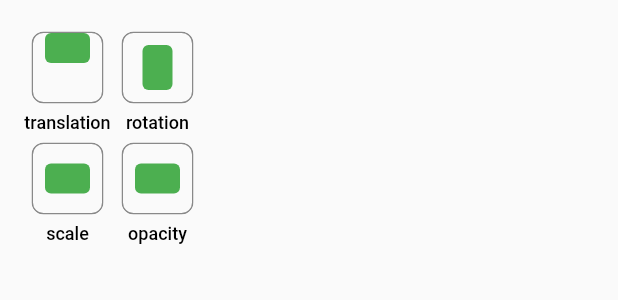
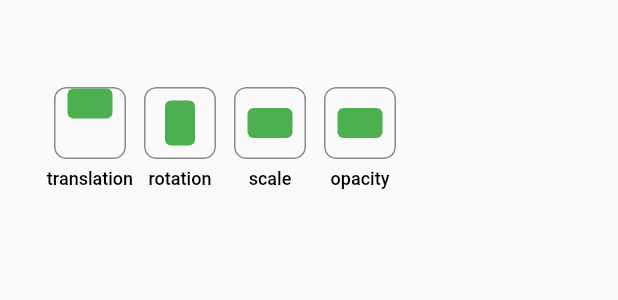
Before and after one commit to gspencergoog/curve_explorer, a Flutter app: the AnimationExamples widget shown alone on an empty page, opened directly with empty values, on a phone screen of 412 x 824 dp. Shown: the top 300 px of the screen. Run offline on Flutter 3.47's test engine with Material 2 defaults, Android fonts, the phone set to English and light mode, and no system bars; statements that could not run were skipped.

```diff
--- a/lib/animation_examples.dart
+++ b/lib/animation_examples.dart
@@ -143,35 +143,22 @@ class AnimationExamples extends StatelessWidget {
   Widget build(BuildContext context) {
     return AnimatedBuilder(
       animation: animation,
-      builder: (BuildContext context, Widget child) => child,
-      child: Container(
-        constraints: new BoxConstraints.tight(const Size(150.0, 178.0)),
+      builder: (BuildContext context, Widget child) {
+        return Container(
+          constraints: new BoxConstraints.tight(const Size(300.0, 178.0)),
           alignment: Alignment.center,
-        child: Column(
+          child: Row(
             mainAxisAlignment: MainAxisAlignment.center,
-          crossAxisAlignment: CrossAxisAlignment.center,
-          children: <Widget>[
-            Row(
-              mainAxisAlignment: MainAxisAlignment.center,
-              mainAxisSize: MainAxisSize.min,
             crossAxisAlignment: CrossAxisAlignment.center,
             children: <Widget>[
               new TranslateSampleTile(animation: animation, name: 'translation'),
               new RotateSampleTile(animation: animation, name: 'rotation'),
-              ],
-            ),
-            Row(
-              mainAxisAlignment: MainAxisAlignment.center,
-              mainAxisSize: MainAxisSize.min,
-              crossAxisAlignment: CrossAxisAlignment.center,
-              children: <Widget>[
               new ScaleSampleTile(animation: animation, name: 'scale'),
               new OpacitySampleTile(animation: animation, name: 'opacity'),
             ],
           ),
-          ],
-        ),
-      ),
+        );
+      },
     );
   }
 }
@@ -192,7 +179,7 @@ class PlayPauseButton extends StatelessWidget {
       animation: animation,
       builder: (BuildContext context, Widget child) {
         return IconButton(
-          icon: Icon(animation.status == AnimationStatus.forward ? Icons.pause : Icons.play_arrow),
+          icon: Icon(animation.isAnimating ? Icons.pause : Icons.play_arrow),
           onPressed: onPressed,
         );
       },
```
Also changed, not shown: lib/curve_display.dart (+44 -4 lines), lib/main.dart (+64 -5 lines). Lines whose indentation alone changed are shown as unchanged.
